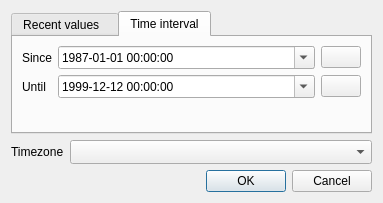
Qt form libshvvisu/src/widgets/dlggetsinceuntil.ui (silicon-heaven/libshv) before a commit.
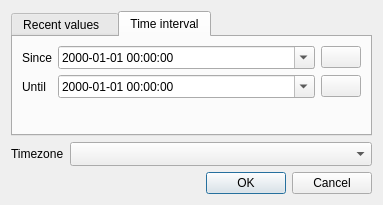
The same form after that commit. The open tabs and pages were chosen to show the change. Icons and pictures are not drawn. Custom widgets are drawn as their Qt base class.

Commit message: Set current date time to until field in DlgGetSinceUntil dialog

The edit to the form file:
```diff
--- a/libshvvisu/src/widgets/dlggetsinceuntil.ui
+++ b/libshvvisu/src/widgets/dlggetsinceuntil.ui
@@ -7,7 +7,7 @@
     <x>0</x>
     <y>0</y>
     <width>383</width>
-    <height>203</height>
+    <height>205</height>
    </rect>
   </property>
   <property name="windowTitle">
@@ -109,13 +109,6 @@
            <property name="alignment">
             <set>Qt::AlignmentFlag::AlignLeading|Qt::AlignmentFlag::AlignLeft|Qt::AlignmentFlag::AlignVCenter</set>
            </property>
-           <property name="date">
-            <date>
-             <year>1999</year>
-             <month>12</month>
-             <day>12</day>
-            </date>
-           </property>
            <property name="displayFormat">
             <string notr="true">yyyy-MM-dd hh:mm:ss</string>
            </property>
@@ -135,16 +128,6 @@
            <property name="alignment">
             <set>Qt::AlignmentFlag::AlignLeading|Qt::AlignmentFlag::AlignLeft|Qt::AlignmentFlag::AlignVCenter</set>
            </property>
-           <property name="dateTime">
-            <datetime>
-             <hour>0</hour>
-             <minute>0</minute>
-             <second>0</second>
-             <year>1987</year>
-             <month>1</month>
-             <day>1</day>
-            </datetime>
-           </property>
            <property name="displayFormat">
             <string notr="true">yyyy-MM-dd hh:mm:ss</string>
            </property>
```
The commit also changes 2 other files.
